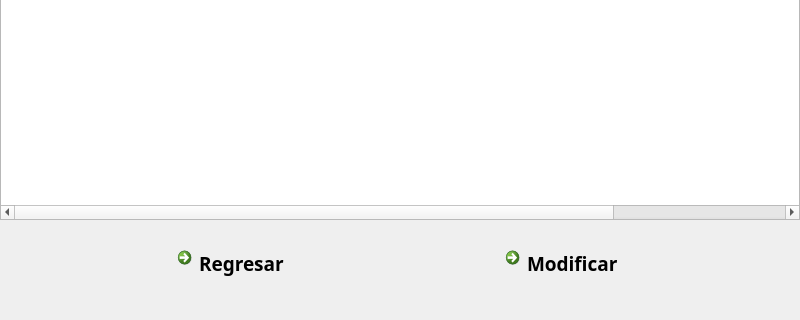
Old version of the form omega/omega/cronograma.ui in the repository orianapedroza/proyectoLM1; both pictures show x 0 to 800 and y 180 to 500 of the 800 by 500 pixel window.
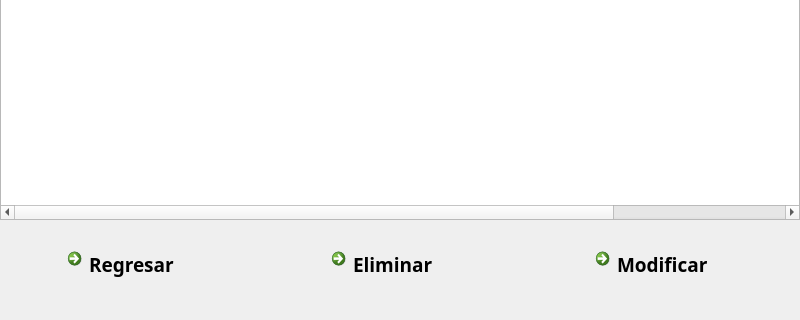
New version of the form. Icons and pictures are not drawn.

```diff
--- a/omega/omega/cronograma.ui
+++ b/omega/omega/cronograma.ui
@@ -177,12 +177,12 @@
     <string>Cronograma</string>
    </property>
   </widget>
-  <widget class="QWidget" name="">
+  <widget class="QWidget" name="layoutWidget">
    <property name="geometry">
     <rect>
-     <x>170</x>
-     <y>420</y>
-     <width>496</width>
+     <x>60</x>
+     <y>421</y>
+     <width>696</width>
      <height>50</height>
     </rect>
    </property>
@@ -213,7 +213,37 @@
       </property>
       <property name="sizeHint" stdset="0">
        <size>
-        <width>138</width>
+        <width>78</width>
+        <height>20</height>
+       </size>
+      </property>
+     </spacer>
+    </item>
+    <item>
+     <widget class="QCommandLinkButton" name="ELIMINAR">
+      <property name="font">
+       <font>
+        <family>Padauk</family>
+        <pointsize>14</pointsize>
+       </font>
+      </property>
+      <property name="text">
+       <string>Eliminar</string>
+      </property>
+      <property name="icon">
+       <iconset resource="icono.qrc">
+        <normaloff>:/new/prefix1/papelera.png</normaloff>:/new/prefix1/papelera.png</iconset>
+      </property>
+     </widget>
+    </item>
+    <item>
+     <spacer name="horizontalSpacer_2">
+      <property name="orientation">
+       <enum>Qt::Horizontal</enum>
+      </property>
+      <property name="sizeHint" stdset="0">
+       <size>
+        <width>78</width>
         <height>20</height>
        </size>
       </property>
```
